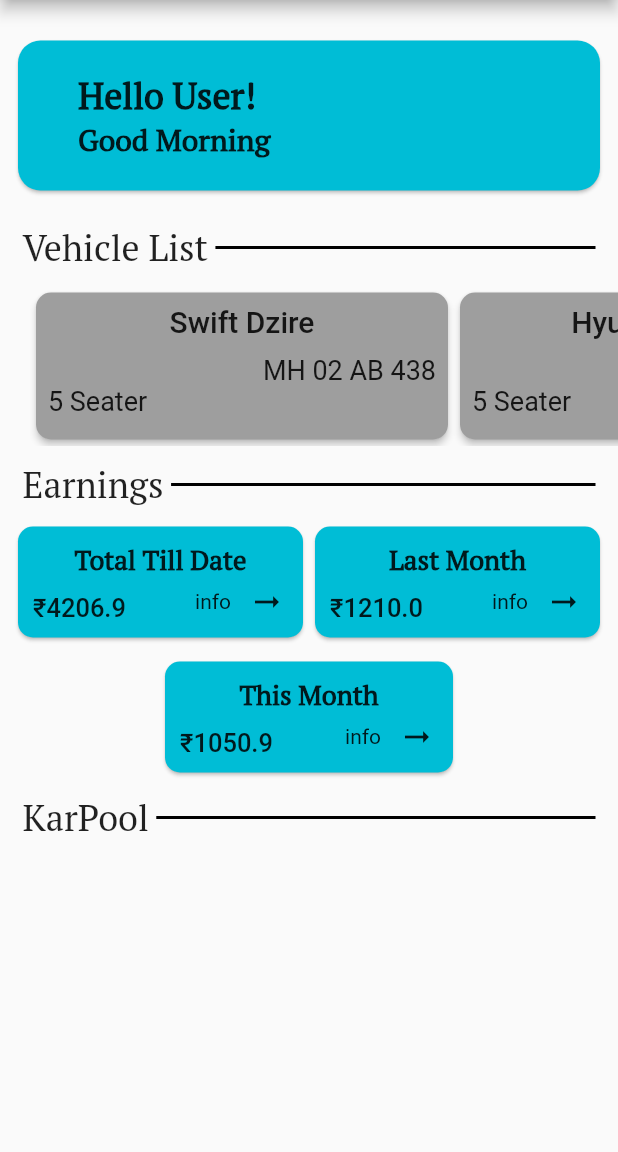
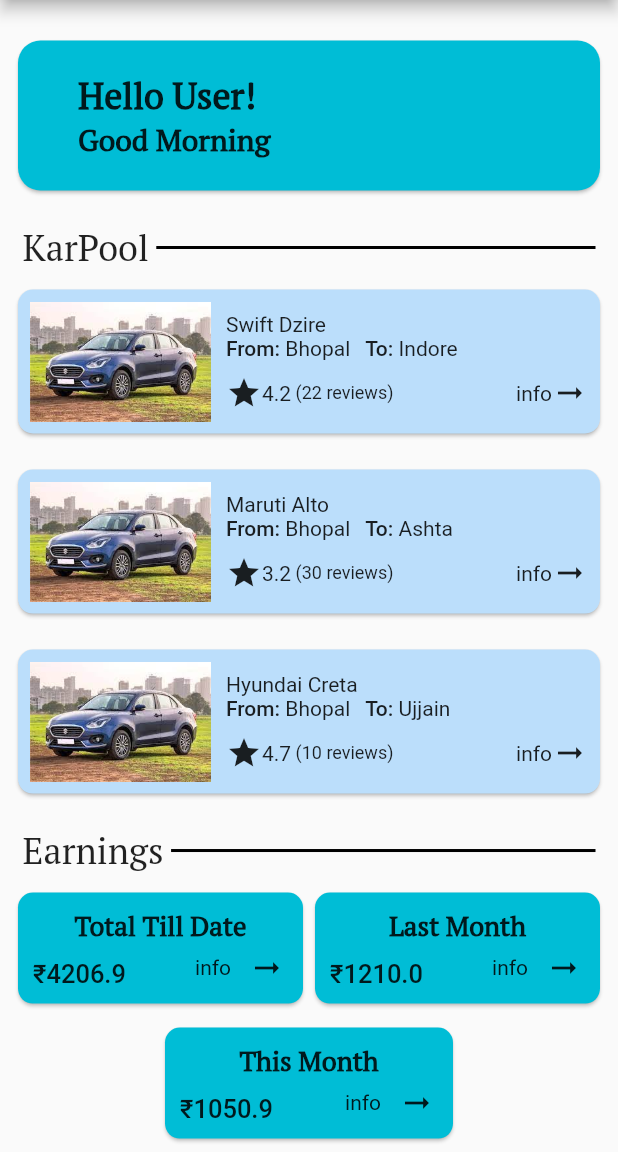
Before and after one commit to Dreanit/Noru, a Flutter app: the screen it shows after launch, on a phone screen of 412 x 824 dp, the part 84-1236 px from its top. Run offline on Flutter 3.47's test engine with Material 2 defaults, Android fonts, the phone set to English and light mode, and no system bars; our stand-ins replace firebase_auth, firebase_core; accounts and stored records are empty.

Commit message:
DashBoard new feature added

```diff
--- a/lib/UI/Dashboard.dart
+++ b/lib/UI/dashboard.dart
@@ -1,4 +1,7 @@
 import 'package:flutter/material.dart';
+import 'package:noru/helpers/harcodedData/nearbycarsdata.dart';
+
+import '../helpers/models/nearbycarsmodel.dart';
 
 class DashBoard extends StatefulWidget {
   const DashBoard({Key? key}) : super(key: key);
@@ -91,29 +94,16 @@
             SizedBox(
               height: 10,
             ),
-            HeadingWithDivider(headingTitle: 'Vehicle List'),
-            Padding(
-              padding: const EdgeInsets.only(left: 20, top: 10),
-              child: SizedBox(
-                height: 106,
-                child: ListView(
-                  scrollDirection: Axis.horizontal,
-                  children: const [
-                    VehicleDetailCard(
-                        vehicleName: "Swift Dzire",
-                        vehicleNumber: 'MH 02 AB 438',
-                        vehicleType: '5 Seater'),
-                    VehicleDetailCard(
-                        vehicleName: "Hyundai Creta",
-                        vehicleNumber: 'MH 02 AB 420',
-                        vehicleType: '5 Seater'),
-                    VehicleDetailCard(
-                        vehicleName: "Honda City",
-                        vehicleNumber: 'MH 02 CD 121',
-                        vehicleType: '5 Seater'),
-                  ],
-                ),
-              ),
+            HeadingWithDivider(headingTitle: 'KarPool'),
+            ListView.builder(
+              physics: NeverScrollableScrollPhysics(),
+              itemCount: 3,
+              shrinkWrap: true,
+              itemBuilder: (context, index) {
+                return NearByCarCard(
+                  data: nearByCarData[index],
+                );
+              },
             ),
             SizedBox(
               height: 10,
@@ -148,14 +138,111 @@
                 onPressed: () {},
               ),
             ),
-            SizedBox(
-              height: 10,
+            HeadingWithDivider(headingTitle: 'Vehicle List'),
+            Padding(
+              padding: const EdgeInsets.only(left: 20, top: 10),
+              child: SizedBox(
+                height: 100,
+                child: ListView(
+                  scrollDirection: Axis.horizontal,
+                  children: const [
+                    VehicleDetailCard(
+                        vehicleName: "Swift Dzire",
+                        vehicleNumber: 'MH 02 AB 438',
+                        vehicleType: '5 Seater'),
+                    VehicleDetailCard(
+                        vehicleName: "Hyundai Creta",
+                        vehicleNumber: 'MH 02 AB 420',
+                        vehicleType: '5 Seater'),
+                    VehicleDetailCard(
+                        vehicleName: "Honda City",
+                        vehicleNumber: 'MH 02 CD 121',
+                        vehicleType: '5 Seater'),
+                  ],
+                ),
+              ),
             ),
-            HeadingWithDivider(headingTitle: 'KarPool'),
-            SizedBox(
-              height: 10,
-            ),
+            SizedBox(height: 20,)
           ],
+        ),
+      ),
+    );
+  }
+}
+
+class NearByCarCard extends StatelessWidget {
+  NearByCarCard({Key? key, required this.data}) : super(key: key);
+  NearByCarsModel data;
+
+  @override
+  Widget build(BuildContext context) {
+    return Padding(
+      padding: const EdgeInsets.all(8.0),
+      child: Card(
+        shape: RoundedRectangleBorder(borderRadius: BorderRadius.circular(10)),
+        color: Colors.blue.shade100,
+        child: Padding(
+          padding: const EdgeInsets.all(8.0),
+          child: Row(
+            children: [
+              Expanded(
+                  flex: 1, child: Image.asset('assets/CarImage/dzire.jpg')),
+              SizedBox(
+                width: 10,
+              ),
+              Expanded(
+                flex: 2,
+                child: Column(
+                  mainAxisAlignment: MainAxisAlignment.start,
+                  crossAxisAlignment: CrossAxisAlignment.start,
+                  children: [
+                    Text(data.carName),
+                    Row(
+                      children: [
+                        Text(
+                          'From: ',
+                          style: TextStyle(fontWeight: FontWeight.w500),
+                        ),
+                        Text(data.fromLocation),
+                        SizedBox(
+                          width: 10,
+                        ),
+                        Text(
+                          'To: ',
+                          style: TextStyle(fontWeight: FontWeight.w500),
+                        ),
+                        Text(data.toLocation),
+                      ],
+                    ),
+                    SizedBox(
+                      height: 10,
+                    ),
+                    Row(
+                      mainAxisAlignment: MainAxisAlignment.spaceBetween,
+                      children: [
+                        Row(
+                          children: [
+                            Icon(Icons.star),
+                            Text(data.rating.toString()),
+                            Text(
+                              ' (${data.reviewTotal} reviews)',
+                              style: TextStyle(fontSize: 12),
+                            ),
+                          ],
+                        ),
+                        Row(
+                          children: const [
+                            Text('info'),
+                            Icon(Icons.arrow_right_alt_outlined)
+                          ],
+                        ),
+                      ],
+                    )
+                  ],
+                ),
+              ),
+            ],
+          ),
         ),
       ),
     );
@@ -277,7 +364,7 @@
             children: [
               Text(
                 vehicleName,
-                style: TextStyle(fontSize: 20, fontWeight: FontWeight.w500),
+                style: TextStyle(fontSize: 18, fontWeight: FontWeight.w500),
               ),
               SizedBox(
                 height: 10,
@@ -286,14 +373,14 @@
                 alignment: Alignment.bottomRight,
                 child: Text(
                   vehicleNumber,
-                  style: TextStyle(fontSize: 18),
+                  style: TextStyle(fontSize: 16),
                 ),
               ),
               Align(
                 alignment: Alignment.bottomLeft,
                 child: Text(
                   vehicleType,
-                  style: TextStyle(fontSize: 18),
+                  style: TextStyle(fontSize: 16),
                 ),
               ),
             ],
--- a/lib/UI/LoginScreen.dart
+++ b/lib/UI/loginscreen.dart
@@ -2,9 +2,9 @@
 import 'package:firebase_auth/firebase_auth.dart';
 import 'package:flutter/cupertino.dart';
 import 'package:flutter/material.dart';
-import 'package:noru/UI/Dashboard.dart';
-import 'package:noru/UI/SignInScreen.dart';
-import 'package:noru/Widgets/customTextField.dart';
+import 'package:noru/UI/dashboard.dart';
+import 'package:noru/UI/signinscreen.dart';
+import 'package:noru/Widgets/customtextfield.dart';
 
 class LoginScreen extends StatefulWidget {
   const LoginScreen({Key? key}) : super(key: key);
--- a/lib/UI/SignInScreen.dart
+++ b/lib/UI/signinscreen.dart
@@ -2,10 +2,10 @@
 
 import 'package:flutter/material.dart';
 import 'package:firebase_auth/firebase_auth.dart';
-import 'package:noru/UI/LoginScreen.dart';
+import 'package:noru/UI/loginscreen.dart';
 
-import '../Widgets/customTextField.dart';
-import 'Dashboard.dart';
+import '../Widgets/customtextfield.dart';
+import 'dashboard.dart';
 
 class SignInScreen extends StatefulWidget {
   const SignInScreen({Key? key}) : super(key: key);
--- /dev/null
+++ b/lib/helpers/harcodedData/nearbycarsdata.dart
@@ -0,0 +1,34 @@
+import 'package:noru/helpers/models/nearbycarsmodel.dart';
+
+List<NearByCarsModel> nearByCarData = [
+  NearByCarsModel(
+      carName: 'Swift Dzire',
+      rating: 4.2,
+      reviewTotal: 22,
+      fromLocation: 'Bhopal',
+      toLocation: 'Indore'),
+  NearByCarsModel(
+      carName: 'Maruti Alto',
+      rating: 3.2,
+      reviewTotal: 30,
+      fromLocation: 'Bhopal',
+      toLocation: 'Ashta'),
+  NearByCarsModel(
+      carName: 'Hyundai Creta',
+      rating: 4.7,
+      reviewTotal: 10,
+      fromLocation: 'Bhopal',
+      toLocation: 'Ujjain'),
+  NearByCarsModel(
+      carName: 'Honda Amaze',
+      rating: 4.1,
+      reviewTotal: 20,
+      fromLocation: 'Bhopal',
+      toLocation: 'Indore'),
+  NearByCarsModel(
+      carName: 'Swift Dzire',
+      rating: 4.5,
+      reviewTotal: 55,
+      fromLocation: 'Bhopal',
+      toLocation: 'Sehore'),
+];
--- /dev/null
+++ b/lib/helpers/models/nearbycarsmodel.dart
@@ -0,0 +1,14 @@
+class NearByCarsModel {
+  String carName;
+  double rating;
+  int reviewTotal;
+  String fromLocation;
+  String toLocation;
+
+  NearByCarsModel(
+      {required this.carName,
+      required this.rating,
+      required this.reviewTotal,
+      required this.fromLocation,
+      required this.toLocation});
+}
--- a/lib/main.dart
+++ b/lib/main.dart
@@ -1,5 +1,5 @@
 import 'package:flutter/material.dart';
-import 'package:noru/UI/Dashboard.dart';
+import 'package:noru/UI/dashboard.dart';
 import 'package:firebase_core/firebase_core.dart';
 void main()async {
   WidgetsFlutterBinding.ensureInitialized();
--- a/pubspec.yaml
+++ b/pubspec.yaml
@@ -64,6 +64,7 @@
   # To add assets to your application, add an assets section, like this:
   assets:
     - assets/
+    - assets/CarImage/
 
   # An image asset can refer to one or more resolution-specific "variants", see
   # https://flutter.dev/assets-and-images/#resolution-aware
```
Also changed, not shown: assets/CarImage/dzire.jpg (added), lib/Widgets/customtextfield.dart (renamed from lib/Widgets/customTextField.dart).
